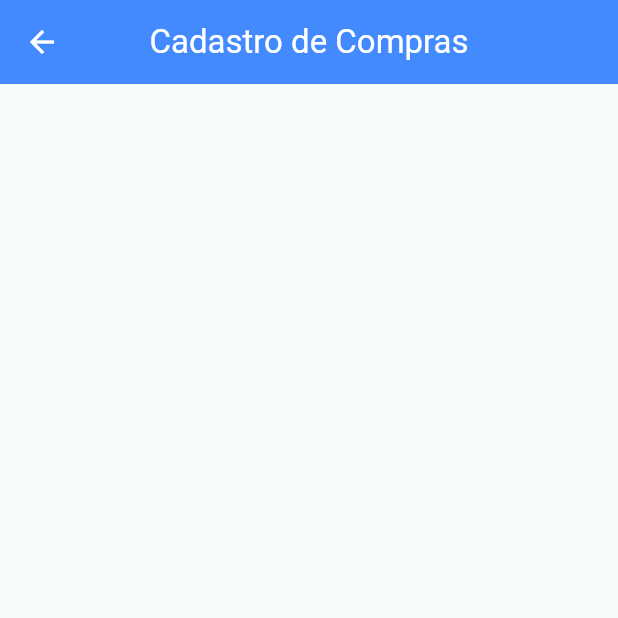
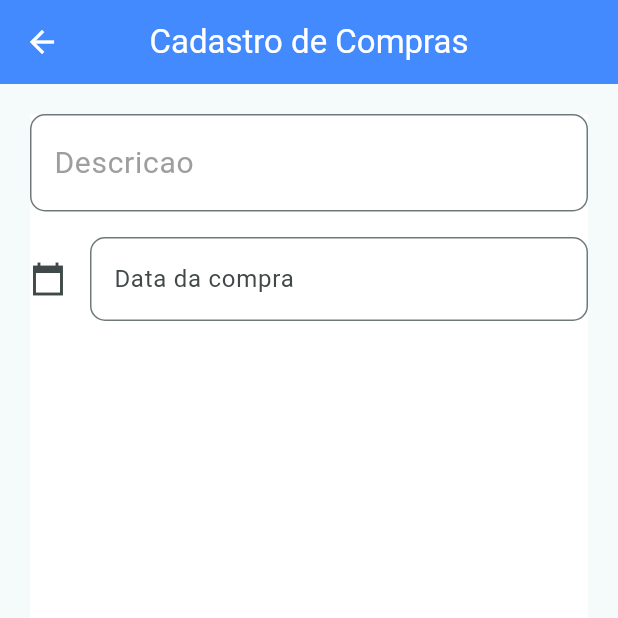
Before and after one commit to netodebortoli/app_soma_compra, a Flutter app: the TelaCadastroCompra screen opened directly, on a phone screen of 412 x 824 dp, the top half of it. Run offline on Flutter 3.47's test engine with Material 2 defaults, Android fonts, the phone set to English and light mode, and no system bars; our stand-ins replace fluttertoast.

Commit message:
wip: iniciando formulário de cadastro de compras

```diff
--- a/lib/controller/ControllerCadastroCompra.dart
+++ /dev/null
@@ -1,8 +0,0 @@
-import 'package:flutter/material.dart';
-
-class ControllerCadastroCompra{
-
-  final formKey = GlobalKey<FormState>();
-
-  ControllerCadastroCompra();
-}
--- a/lib/views/TelaCadastro.dart
+++ b/lib/views/TelaCadastro.dart
@@ -30,7 +30,7 @@ class TelaCadastro extends StatelessWidget {
           children: [
             CampoForm("Login", controllerForm.controleLogin, minLength: 4,
                 hint: "Insira seu login de usuário",
-                typeInput: TextInputType.emailAddress),
+                typeInput: TextInputType.text),
             const SizedBox(height: 17),
             CampoForm("Senha", controllerForm.controleSenha1,
                 hint: "Sua senha deve ter no mínimo 6 dígitos", password: true, minLength: 6),
--- a/lib/views/TelaCadastroCompra.dart
+++ b/lib/views/TelaCadastroCompra.dart
@@ -1,8 +1,14 @@
-import 'package:app_soma_conta/controller/ControllerCadastroCompra.dart';
-import 'package:flutter/cupertino.dart';
+import 'package:app_soma_conta/customs_widget/CampoForm.dart';
+import 'package:app_soma_conta/views/interaction_controller/ControllerCadastroCompra.dart';
 import 'package:flutter/material.dart';
+import 'package:intl/intl.dart';
 
-class TelaCadastroCompra extends StatelessWidget {
+class TelaCadastroCompra extends StatefulWidget {
+  @override
+  State<StatefulWidget> createState() => _TelaCadastroCompra();
+}
+
+class _TelaCadastroCompra extends State<TelaCadastroCompra> {
   @override
   Widget build(BuildContext context) {
     return Scaffold(
@@ -19,6 +25,43 @@ class TelaCadastroCompra extends StatelessWidget {
   final ControllerCadastroCompra controllerForm = ControllerCadastroCompra();
 
   _body(BuildContext context) {
-    return Container();
+    return Container(
+      color: Colors.white,
+      margin: EdgeInsets.all(20),
+      child: Form(
+        key: controllerForm.formkey,
+        child: ListView(
+          children: [
+            CampoForm("Descricao", controllerForm.controleDescricao,
+                hint: "Descrição da compra"),
+            const SizedBox(height: 17),
+            TextFormField(
+                controller: controllerForm.controleData,
+                keyboardType: TextInputType.datetime,
+                onTap: () async {
+                  DateTime? pickerDate = await showDatePicker(
+                      context: context,
+                      initialDate: DateTime.now(),
+                      firstDate: DateTime(2000),
+                      lastDate: DateTime(2099),
+                    locale: Locale(_BR)
+                  );
+
+                  if (pickerDate != null) {
+                    setState(() {
+              controllerForm.controleData.text = DateFormat('dd/MM/yyyy').format(pickerDate);
+                    });
+                  }
+                },
+                decoration: InputDecoration(
+                    border: OutlineInputBorder(
+                        borderRadius: BorderRadius.circular(10)),
+                    icon: Icon(Icons.calendar_today_sharp),
+                    labelText: "Data da compra")),
+            const SizedBox(height: 17),
+          ],
+        ),
+      ),
+    );
   }
 }
--- /dev/null
+++ b/lib/views/interaction_controller/ControllerCadastroCompra.dart
@@ -0,0 +1,12 @@
+import 'package:flutter/material.dart';
+
+class ControllerCadastroCompra{
+
+  final formkey = GlobalKey<FormState>();
+  final controleData = TextEditingController();
+  final controleValorTotal = TextEditingController();
+  final controleDescricao = TextEditingController();
+  final controleTipoPagamento = TextEditingController();
+  final controleTipoCompra = TextEditingController();
+  final List<TextEditingController> controleItensCompra = [];
+}
--- a/pubspec.yaml
+++ b/pubspec.yaml
@@ -33,10 +33,10 @@ dependencies:
 
   fluttertoast: ^8.2.2
 
-
   # The following adds the Cupertino Icons font to your application.
   # Use with the CupertinoIcons class for iOS style icons.
   cupertino_icons: ^1.0.2
+  intl: ^0.18.1
 
 dev_dependencies:
   flutter_test:
```
Also changed, not shown: pubspec.lock.
